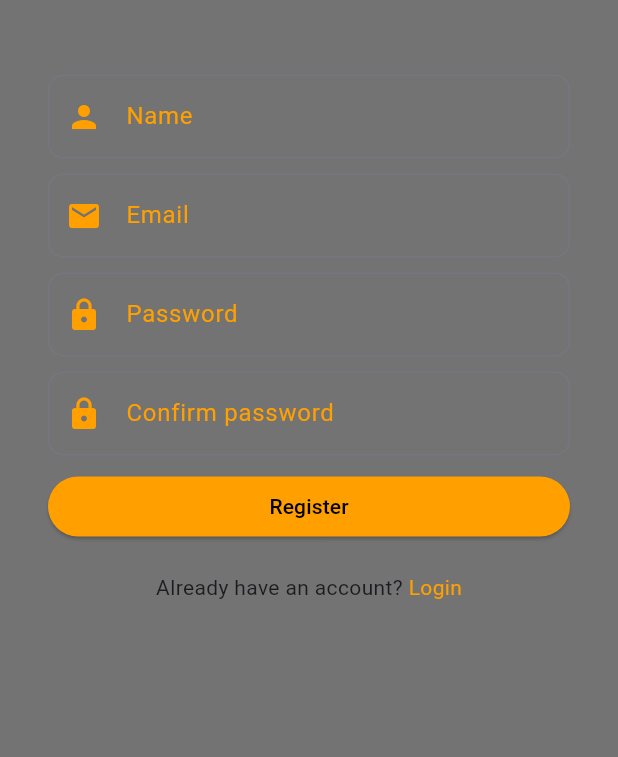
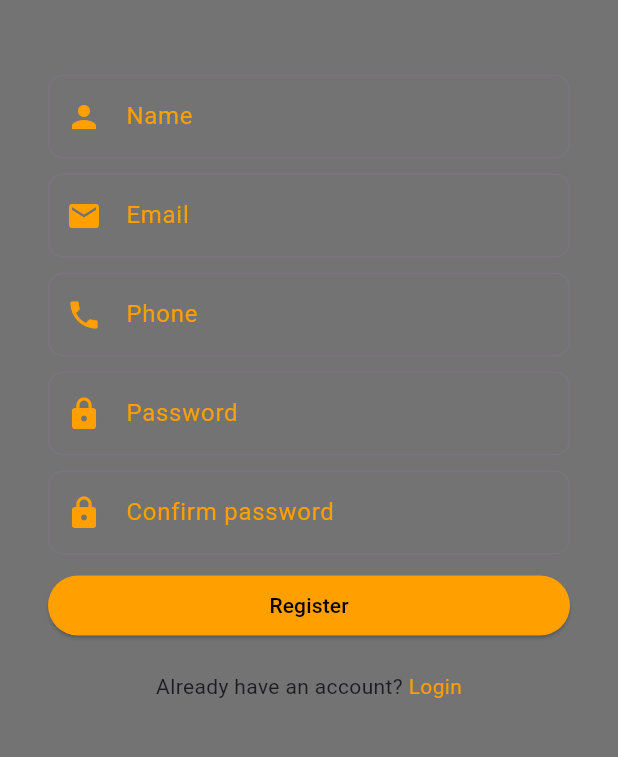
Before and after one commit to MojtabaDwiek/VendVibe_frontend_flutter, a Flutter app: the Register screen opened directly, on a phone screen of 412 x 824 dp, the part 467-1224 px from its top. Run offline on Flutter 3.47's test engine with Material 3 defaults, Android fonts, the phone set to English and light mode, and no system bars; our stand-ins replace flutter_image_compress, image_picker, permission_handler, shared_preferences; accounts and stored records are empty.

Commit message:
added phone number

```diff
--- a/lib/models/user.dart
+++ b/lib/models/user.dart
@@ -4,24 +4,38 @@ class User {
   String? image;
   String? email;
   String? token;
+  String? phoneNumber; // Add this new property
 
   User({
     this.id,
     this.name,
     this.image,
     this.email,
-    this.token
+    this.token,
+    this.phoneNumber, // Add this to the constructor
   });
 
-
-  // function to convert json data to user model
-  factory User.fromJson(Map<String, dynamic> json){
+  // Function to convert json data to user model
+  factory User.fromJson(Map<String, dynamic> json) {
     return User(
       id: json['user']['id'],
       name: json['user']['name'],
       image: json['user']['image'],
       email: json['user']['email'],
-      token: json['token']
+      token: json['token'],
+      phoneNumber: json['user']['phone_number'], // Add this to the fromJson method
     );
   }
+
+  // Convert user model to json
+  Map<String, dynamic> toJson() {
+    return {
+      'id': id,
+      'name': name,
+      'image': image,
+      'email': email,
+      'token': token,
+      'phone_number': phoneNumber, // Add this to the toJson method
+    };
+  }
 }
--- a/lib/screens/register.dart
+++ b/lib/screens/register.dart
@@ -1,14 +1,15 @@
+import 'package:flutter/material.dart';
 import 'package:vendvibe/models/api_response.dart';
 import 'package:vendvibe/models/user.dart';
 import 'package:vendvibe/screens/home.dart';
 import 'package:vendvibe/services/user_service.dart';
-import 'package:flutter/material.dart';
 import 'package:shared_preferences/shared_preferences.dart';
-
 import '../constant.dart';
 import 'login.dart';
 
 class Register extends StatefulWidget {
+  const Register({super.key});
+
   @override
   _RegisterState createState() => _RegisterState();
 }
@@ -20,11 +21,16 @@ class _RegisterState extends State<Register> {
       nameController = TextEditingController(),
       emailController = TextEditingController(),
       passwordController = TextEditingController(),
-      passwordConfirmController = TextEditingController();
+      passwordConfirmController = TextEditingController(),
+      phoneController = TextEditingController(); // Added phoneController
 
   void _registerUser() async {
     ApiResponse response = await register(
-        nameController.text, emailController.text, passwordController.text);
+        nameController.text,
+        emailController.text,
+        passwordController.text,
+        phoneController.text // Pass phone number
+    );
     if (response.error == null) {
       _saveAndRedirectToHome(response.data as User);
     } else {
@@ -131,6 +137,33 @@ class _RegisterState extends State<Register> {
             ),
             SizedBox(height: 10),
             TextFormField(
+              controller: phoneController,
+              keyboardType: TextInputType.phone,
+              validator: (val) => val!.isEmpty ? 'Invalid phone number' : null,
+              decoration: InputDecoration(
+                labelText: 'Phone',
+                labelStyle: TextStyle(fontSize: 16, color: Colors.amber[700]),
+                prefixIcon: Icon(Icons.phone, color: Colors.amber[700]),
+                border: OutlineInputBorder(
+                  borderRadius: BorderRadius.circular(10),
+                  borderSide: BorderSide(color: Colors.amber[700]!),
+                ),
+                focusedBorder: OutlineInputBorder(
+                  borderRadius: BorderRadius.circular(15),
+                  borderSide: BorderSide(color: Colors.amber[700]!),
+                ),
+                errorBorder: OutlineInputBorder(
+                  borderRadius: BorderRadius.circular(10),
+                  borderSide: BorderSide(color: Colors.red),
+                ),
+                focusedErrorBorder: OutlineInputBorder(
+                  borderRadius: BorderRadius.circular(10),
+                  borderSide: BorderSide(color: Colors.red),
+                ),
+              ),
+            ),
+            SizedBox(height: 10),
+            TextFormField(
               controller: passwordController,
               obscureText: true,
               validator: (val) => val!.length < 6 ? 'Required at least 6 chars' : null,
--- a/pubspec.yaml
+++ b/pubspec.yaml
@@ -15,7 +15,9 @@ dependencies:
   permission_handler: ^11.3.1
   image: ^4.2.0
   flutter_image_compress: ^2.3.0
+
   cupertino_icons: ^1.0.6
+  intl_phone_number_input: ^0.7.4
 
 dev_dependencies:
   flutter_test:
```
Also changed, not shown: lib/screens/post_screen.dart (+13 -8 lines), lib/services/user_service.dart (+26 -35 lines), pubspec.lock.
